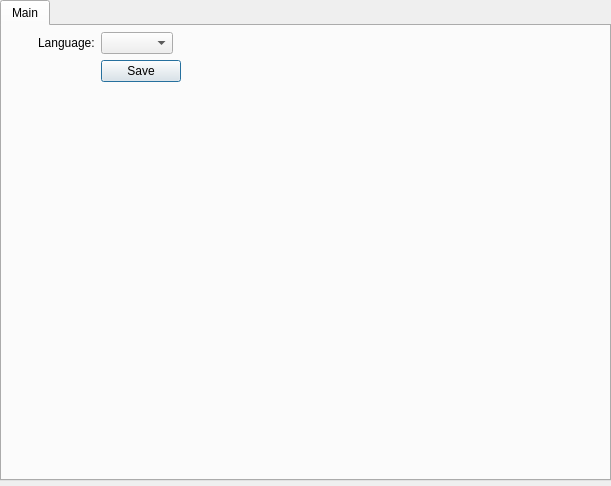
NameOfFool/Cmon, file src/ui/settingsdialog.ui: the form before one commit.
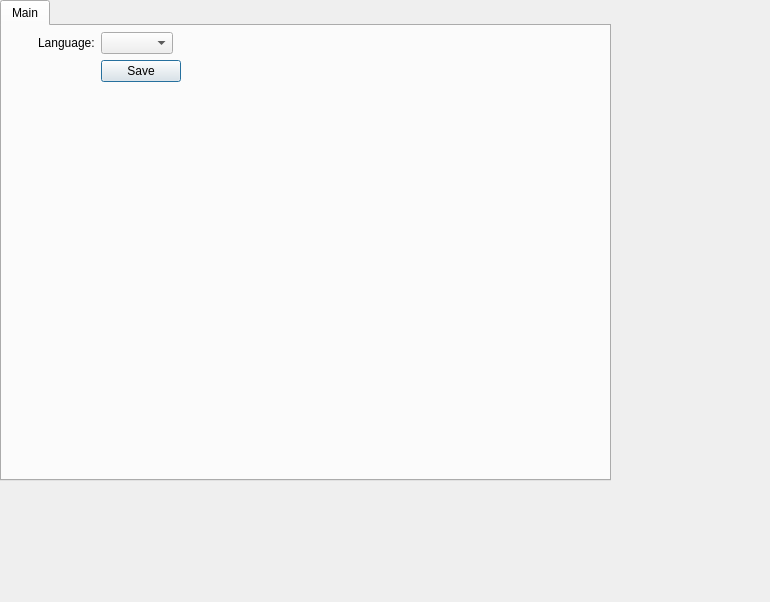
The form after the commit.

```diff
--- a/src/ui/settingsdialog.ui
+++ b/src/ui/settingsdialog.ui
@@ -6,8 +6,8 @@
    <rect>
     <x>0</x>
     <y>0</y>
-    <width>611</width>
-    <height>486</height>
+    <width>770</width>
+    <height>602</height>
    </rect>
   </property>
   <property name="windowTitle">
```
Left out of the diff: 6 changed lines with no effect on the pictures.
